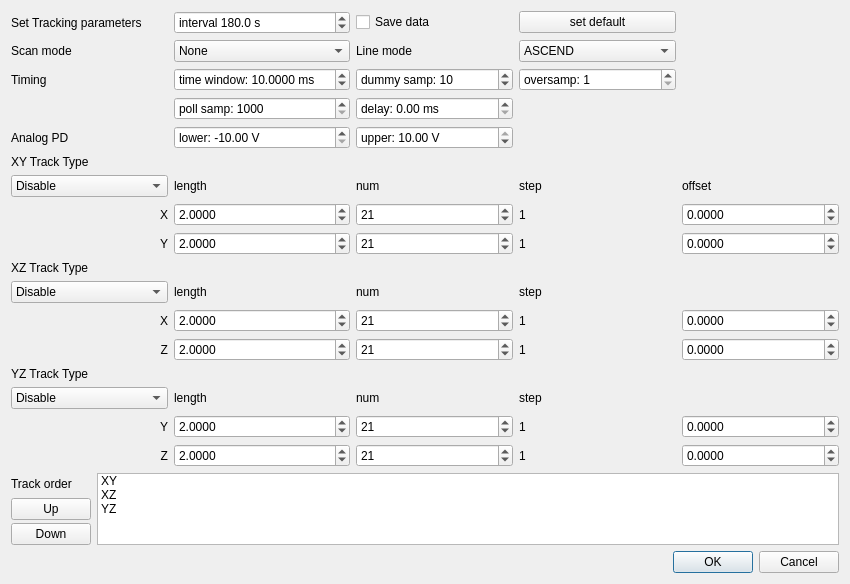
ToyotaCRDL/mahos, file mahos/gui/ui/trackDialog.ui: the form before one commit.
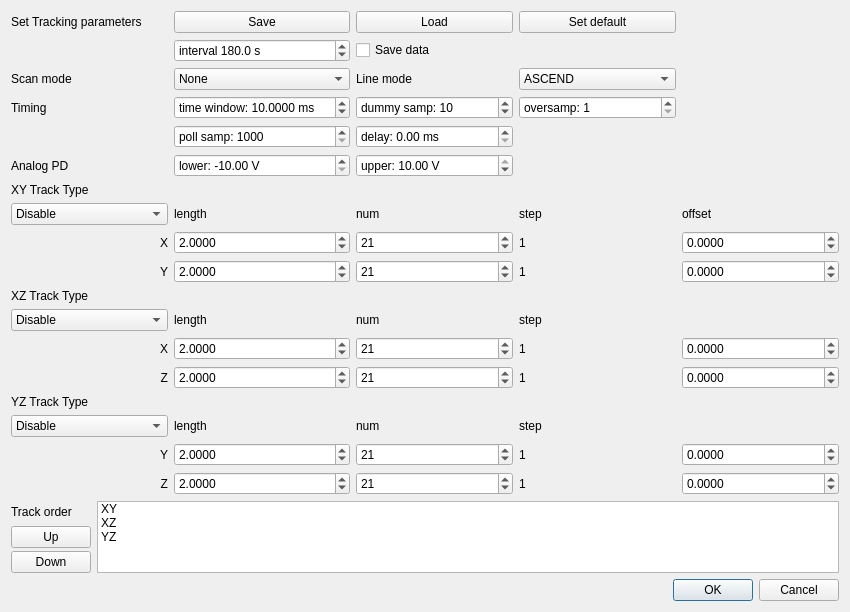
The form after the commit.

Commit message: gui.confocal: named save / load from trackDialog

What changed in the file:
```diff
--- a/mahos/gui/ui/trackDialog.ui
+++ b/mahos/gui/ui/trackDialog.ui
@@ -7,7 +7,7 @@
     <x>0</x>
     <y>0</y>
     <width>850</width>
-    <height>584</height>
+    <height>612</height>
    </rect>
   </property>
   <property name="windowTitle">
@@ -16,102 +16,94 @@
   <layout class="QVBoxLayout" name="verticalLayout">
    <item>
     <layout class="QGridLayout" name="gridLayout">
-     <item row="11" column="2">
-      <widget class="QSpinBox" name="xzxnumBox">
-       <property name="minimum">
-        <number>2</number>
-       </property>
-       <property name="maximum">
-        <number>9999</number>
-       </property>
-       <property name="value">
-        <number>21</number>
-       </property>
-      </widget>
-     </item>
-     <item row="0" column="1">
-      <widget class="QDoubleSpinBox" name="intervalBox">
-       <property name="prefix">
-        <string>interval </string>
-       </property>
-       <property name="suffix">
-        <string> s</string>
-       </property>
+     <item row="9" column="4">
+      <widget class="QDoubleSpinBox" name="xyyoffsetBox">
        <property name="decimals">
-        <number>1</number>
+        <number>4</number>
        </property>
        <property name="minimum">
-        <double>-1.000000000000000</double>
+        <double>-10.000000000000000</double>
        </property>
        <property name="maximum">
-        <double>10000.000000000000000</double>
+        <double>10.000000000000000</double>
        </property>
-       <property name="value">
-        <double>180.000000000000000</double>
-       </property>
-      </widget>
-     </item>
-     <item row="0" column="3">
-      <widget class="QPushButton" name="defaultButton">
-       <property name="text">
-        <string>set default</string>
-       </property>
-      </widget>
-     </item>
-     <item row="0" column="2">
-      <widget class="QCheckBox" name="saveBox">
-       <property name="text">
-        <string>Save data</string>
-       </property>
-      </widget>
-     </item>
-     <item row="14" column="2">
-      <widget class="QLabel" name="numLabel_3">
-       <property name="text">
-        <string>num</string>
-       </property>
-      </widget>
-     </item>
-     <item row="11" column="3">
-      <widget class="QLabel" name="xzxstepLabel">
-       <property name="text">
-        <string>1</string>
-       </property>
-      </widget>
-     </item>
-     <item row="14" column="3">
-      <widget class="QLabel" name="stepLabel_3">
-       <property name="text">
-        <string>step</string>
-       </property>
-      </widget>
-     </item>
-     <item row="6" column="3">
-      <widget class="QLabel" name="stepLabel">
-       <property name="text">
-        <string>step</string>
-       </property>
-      </widget>
-     </item>
-     <item row="10" column="2">
-      <widget class="QLabel" name="numLabel_2">
-       <property name="text">
-        <string>num</string>
+       <property name="singleStep">
+        <double>0.010000000000000</double>
        </property>
       </widget>
      </item>
      <item row="15" column="0">
-      <widget class="QLabel" name="label_6">
+      <widget class="QComboBox" name="yzmodeBox">
+       <item>
+        <property name="text">
+         <string>Disable</string>
+        </property>
+       </item>
+       <item>
+        <property name="text">
+         <string>Phase Only Correlation</string>
+        </property>
+       </item>
+       <item>
+        <property name="text">
+         <string>2D Gaussian</string>
+        </property>
+       </item>
+       <item>
+        <property name="text">
+         <string>1D Gaussian (Y)</string>
+        </property>
+       </item>
+       <item>
+        <property name="text">
+         <string>1D Gaussian (Z)</string>
+        </property>
+       </item>
+       <item>
+        <property name="text">
+         <string>Maximum pixel</string>
+        </property>
+       </item>
+       <item>
+        <property name="text">
+         <string>1D Maximum (Y)</string>
+        </property>
+       </item>
+       <item>
+        <property name="text">
+         <string>1D Maximum (Z)</string>
+        </property>
+       </item>
+      </widget>
+     </item>
+     <item row="5" column="2">
+      <widget class="QDoubleSpinBox" name="pd_ubBox">
+       <property name="prefix">
+        <string>upper: </string>
+       </property>
+       <property name="suffix">
+        <string> V</string>
+       </property>
+       <property name="minimum">
+        <double>-10.000000000000000</double>
+       </property>
+       <property name="maximum">
+        <double>10.000000000000000</double>
+       </property>
+       <property name="value">
+        <double>10.000000000000000</double>
+       </property>
+      </widget>
+     </item>
+     <item row="9" column="3">
+      <widget class="QLabel" name="xyystepLabel">
        <property name="text">
-        <string>Y</string>
-       </property>
-       <property name="alignment">
-        <set>Qt::AlignRight|Qt::AlignTrailing|Qt::AlignVCenter</set>
+        <string>1</string>
        </property>
       </widget>
      </item>
-     <item row="15" column="1">
-      <widget class="QDoubleSpinBox" name="yzylenBox">
+     <item row="12" column="1">
+      <widget class="QDoubleSpinBox" name="xzxlenBox">
        <property name="decimals">
         <number>4</number>
        </property>
@@ -123,63 +115,49 @@
        </property>
       </widget>
      </item>
-     <item row="5" column="0">
+     <item row="12" column="3">
+      <widget class="QLabel" name="xzxstepLabel">
+       <property name="text">
+        <string>1</string>
+       </property>
+      </widget>
+     </item>
+     <item row="6" column="0">
       <widget class="QLabel" name="label_3">
        <property name="text">
         <string>XY Track Type</string>
        </property>
       </widget>
      </item>
-     <item row="10" column="0">
-      <widget class="QComboBox" name="xzmodeBox">
-       <item>
-        <property name="text">
-         <string>Disable</string>
-        </property>
-       </item>
-       <item>
-        <property name="text">
-         <string>Phase Only Correlation</string>
-        </property>
-       </item>
-       <item>
-        <property name="text">
-         <string>2D Gaussian</string>
-        </property>
-       </item>
-       <item>
-        <property name="text">
-         <string>1D Gaussian (X)</string>
-        </property>
-       </item>
-       <item>
-        <property name="text">
-         <string>1D Gaussian (Z)</string>
-        </property>
-       </item>
-       <item>
-        <property name="text">
-         <string>Maximum pixel</string>
-        </property>
-       </item>
-       <item>
-        <property name="text">
-         <string>1D Maximum (X)</string>
-        </property>
-       </item>
-       <item>
-        <property name="text">
-         <string>1D Maximum (Z)</string>
-        </property>
-       </item>
-      </widget>
-     </item>
      <item row="11" column="1">
-      <widget class="QDoubleSpinBox" name="xzxlenBox">
+      <widget class="QLabel" name="lenLabel_2">
+       <property name="text">
+        <string>length</string>
+       </property>
+      </widget>
+     </item>
+     <item row="12" column="4">
+      <widget class="QDoubleSpinBox" name="xzxoffsetBox">
        <property name="decimals">
         <number>4</number>
        </property>
        <property name="minimum">
+        <double>-10.000000000000000</double>
+       </property>
+       <property name="maximum">
+        <double>10.000000000000000</double>
+       </property>
+       <property name="singleStep">
+        <double>0.010000000000000</double>
+       </property>
+      </widget>
+     </item>
+     <item row="9" column="1">
+      <widget class="QDoubleSpinBox" name="xyylenBox">
+       <property name="decimals">
+        <number>4</number>
+       </property>
+       <property name="minimum">
         <double>0.100000000000000</double>
        </property>
        <property name="value">
@@ -187,7 +165,71 @@
        </property>
       </widget>
      </item>
-     <item row="12" column="2">
+     <item row="16" column="1">
+      <widget class="QDoubleSpinBox" name="yzylenBox">
+       <property name="decimals">
+        <number>4</number>
+       </property>
+       <property name="minimum">
+        <double>0.100000000000000</double>
+       </property>
+       <property name="value">
+        <double>2.000000000000000</double>
+       </property>
+      </widget>
+     </item>
+     <item row="7" column="1">
+      <widget class="QLabel" name="lenLabel">
+       <property name="text">
+        <string>length</string>
+       </property>
+      </widget>
+     </item>
+     <item row="11" column="0">
+      <widget class="QComboBox" name="xzmodeBox">
+       <item>
+        <property name="text">
+         <string>Disable</string>
+        </property>
+       </item>
+       <item>
+        <property name="text">
+         <string>Phase Only Correlation</string>
+        </property>
+       </item>
+       <item>
+        <property name="text">
+         <string>2D Gaussian</string>
+        </property>
+       </item>
+       <item>
+        <property name="text">
+         <string>1D Gaussian (X)</string>
+        </property>
+       </item>
+       <item>
+        <property name="text">
+         <string>1D Gaussian (Z)</string>
+        </property>
+       </item>
+       <item>
+        <property name="text">
+         <string>Maximum pixel</string>
+        </property>
+       </item>
+       <item>
+        <property name="text">
+         <string>1D Maximum (X)</string>
+        </property>
+       </item>
+       <item>
+        <property name="text">
+         <string>1D Maximum (Z)</string>
+        </property>
+       </item>
+      </widget>
+     </item>
+     <item row="13" column="2">
       <widget class="QSpinBox" name="xzznumBox">
        <property name="minimum">
         <number>2</number>
@@ -200,8 +242,73 @@
        </property>
       </widget>
      </item>
+     <item row="9" column="0">
+      <widget class="QLabel" name="yLabel">
+       <property name="text">
+        <string>Y</string>
+       </property>
+       <property name="alignment">
+        <set>Qt::AlignRight|Qt::AlignTrailing|Qt::AlignVCenter</set>
+       </property>
+      </widget>
+     </item>
+     <item row="8" column="4">
+      <widget class="QDoubleSpinBox" name="xyxoffsetBox">
+       <property name="decimals">
+        <number>4</number>
+       </property>
+       <property name="minimum">
+        <double>-10.000000000000000</double>
+       </property>
+       <property name="maximum">
+        <double>10.000000000000000</double>
+       </property>
+       <property name="singleStep">
+        <double>0.010000000000000</double>
+       </property>
+      </widget>
+     </item>
+     <item row="2" column="0">
+      <widget class="QLabel" name="label_10">
+       <property name="text">
+        <string>Scan mode</string>
+       </property>
+      </widget>
+     </item>
+     <item row="5" column="1">
+      <widget class="QDoubleSpinBox" name="pd_lbBox">
+       <property name="prefix">
+        <string>lower: </string>
+       </property>
+       <property name="suffix">
+        <string> V</string>
+       </property>
+       <property name="minimum">
+        <double>-10.000000000000000</double>
+       </property>
+       <property name="maximum">
+        <double>10.000000000000000</double>
+       </property>
+       <property name="value">
+        <double>-10.000000000000000</double>
+       </property>
+      </widget>
+     </item>
+     <item row="13" column="1">
+      <widget class="QDoubleSpinBox" name="xzzlenBox">
+       <property name="decimals">
+        <number>4</number>
+       </property>
+       <property name="minimum">
+        <double>0.100000000000000</double>
+       </property>
+       <property name="value">
+        <double>2.000000000000000</double>
+       </property>
+      </widget>
+     </item>
      <item row="16" column="2">
-      <widget class="QSpinBox" name="yzznumBox">
+      <widget class="QSpinBox" name="yzynumBox">
        <property name="minimum">
         <number>2</number>
        </property>
@@ -213,165 +320,51 @@
        </property>
       </widget>
      </item>
-     <item row="7" column="1">
-      <widget class="QDoubleSpinBox" name="xyxlenBox">
+     <item row="16" column="4">
+      <widget class="QDoubleSpinBox" name="yzyoffsetBox">
        <property name="decimals">
         <number>4</number>
        </property>
        <property name="minimum">
-        <double>0.100000000000000</double>
-       </property>
-       <property name="value">
-        <double>2.000000000000000</double>
-       </property>
-      </widget>
-     </item>
-     <item row="14" column="1">
-      <widget class="QLabel" name="lenLabel_3">
-       <property name="text">
-        <string>length</string>
-       </property>
-      </widget>
-     </item>
-     <item row="2" column="3">
-      <widget class="QSpinBox" name="oversampleBox">
-       <property name="prefix">
-        <string>oversamp: </string>
-       </property>
-       <property name="minimum">
-        <number>1</number>
+        <double>-10.000000000000000</double>
        </property>
        <property name="maximum">
-        <number>100000</number>
+        <double>10.000000000000000</double>
        </property>
       </widget>
      </item>
-     <item row="13" column="0">
+     <item row="15" column="3">
+      <widget class="QLabel" name="stepLabel_3">
+       <property name="text">
+        <string>step</string>
+       </property>
+      </widget>
+     </item>
+     <item row="17" column="3">
+      <widget class="QLabel" name="yzzstepLabel">
+       <property name="text">
+        <string>1</string>
+       </property>
+      </widget>
+     </item>
+     <item row="12" column="0">
+      <widget class="QLabel" name="label">
+       <property name="text">
+        <string>X</string>
+       </property>
+       <property name="alignment">
+        <set>Qt::AlignRight|Qt::AlignTrailing|Qt::AlignVCenter</set>
+       </property>
+      </widget>
+     </item>
+     <item row="14" column="0">
       <widget class="QLabel" name="label_5">
        <property name="text">
         <string>YZ Track Type</string>
        </property>
       </widget>
      </item>
-     <item row="12" column="0">
-      <widget class="QLabel" name="label_2">
-       <property name="text">
-        <string>Z</string>
-       </property>
-       <property name="alignment">
-        <set>Qt::AlignRight|Qt::AlignTrailing|Qt::AlignVCenter</set>
-       </property>
-      </widget>
-     </item>
-     <item row="15" column="3">
-      <widget class="QLabel" name="yzystepLabel">
-       <property name="text">
-        <string>1</string>
-       </property>
-      </widget>
-     </item>
-     <item row="1" column="1">
-      <widget class="QComboBox" name="modeBox">
-       <item>
-        <property name="text">
-         <string>None</string>
-        </property>
-       </item>
-      </widget>
-     </item>
-     <item row="15" column="4">
-      <widget class="QDoubleSpinBox" name="yzyoffsetBox">
-       <property name="decimals">
-        <number>4</number>
-       </property>
-       <property name="minimum">
-        <double>-10.000000000000000</double>
-       </property>
-       <property name="maximum">
-        <double>10.000000000000000</double>
-       </property>
-       <property name="singleStep">
-        <double>0.010000000000000</double>
-       </property>
-      </widget>
-     </item>
-     <item row="2" column="2">
-      <widget class="QSpinBox" name="dummysampleBox">
-       <property name="prefix">
-        <string>dummy samp: </string>
-       </property>
-       <property name="minimum">
-        <number>1</number>
-       </property>
-       <property name="maximum">
-        <number>999</number>
-       </property>
-       <property name="value">
-        <number>10</number>
-       </property>
-      </widget>
-     </item>
-     <item row="1" column="3">
-      <widget class="QComboBox" name="linemodeBox">
-       <item>
-        <property name="text">
-         <string>ASCEND</string>
-        </property>
-       </item>
-       <item>
-        <property name="text">
-         <string>DESCEND</string>
-        </property>
-       </item>
-       <item>
-        <property name="text">
-         <string>ZIGZAG</string>
-        </property>
-       </item>
-      </widget>
-     </item>
-     <item row="7" column="3">
-      <widget class="QLabel" name="xyxstepLabel">
-       <property name="text">
-        <string>1</string>
-       </property>
-      </widget>
-     </item>
-     <item row="0" column="0">
-      <widget class="QLabel" name="label_8">
-       <property name="text">
-        <string>Set Tracking parameters</string>
-       </property>
-      </widget>
-     </item>
-     <item row="6" column="4">
-      <widget class="QLabel" name="label_12">
-       <property name="text">
-        <string>offset</string>
-       </property>
-      </widget>
-     </item>
-     <item row="15" column="2">
-      <widget class="QSpinBox" name="yzynumBox">
-       <property name="minimum">
-        <number>2</number>
-       </property>
-       <property name="maximum">
-        <number>9999</number>
-       </property>
-       <property name="value">
-        <number>21</number>
-       </property>
-      </widget>
-     </item>
-     <item row="9" column="0">
-      <widget class="QLabel" name="label_4">
-       <property name="text">
-        <string>XZ Track Type</string>
-       </property>
-      </widget>
-     </item>
-     <item row="7" column="2">
+     <item row="8" column="2">
       <widget class="QSpinBox" name="xyxnumBox">
        <property name="minimum">
         <number>2</number>
@@ -384,47 +377,101 @@
        </property>
       </widget>
      </item>
-     <item row="8" column="0">
-      <widget class="QLabel" name="yLabel">
-       <property name="text">
-        <string>Y</string>
+     <item row="17" column="4">
+      <widget class="QDoubleSpinBox" name="yzzoffsetBox">
+       <property name="decimals">
+        <number>4</number>
        </property>
-       <property name="alignment">
-        <set>Qt::AlignRight|Qt::AlignTrailing|Qt::AlignVCenter</set>
+       <property name="minimum">
+        <double>-10.000000000000000</double>
+       </property>
+       <property name="maximum">
+        <double>10.000000000000000</double>
+       </property>
+       <property name="singleStep">
+        <double>0.010000000000000</double>
        </property>
       </widget>
      </item>
      <item row="7" column="0">
-      <widget class="QLabel" name="xLabel">
+      <widget class="QComboBox" name="xymodeBox">
+       <item>
+        <property name="text">
+         <string>Disable</string>
+        </property>
+       </item>
+       <item>
+        <property name="text">
+         <string>Phase Only Correlation</string>
+        </property>
+       </item>
+       <item>
+        <property name="text">
+         <string>2D Gaussian</string>
+        </property>
+       </item>
+       <item>
+        <property name="text">
+         <string>1D Gaussian (X)</string>
+        </property>
+       </item>
+       <item>
+        <property name="text">
+         <string>1D Gaussian (Y)</string>
+        </property>
+       </item>
+       <item>
+        <property name="text">
+         <string>Maximum pixel</string>
+        </property>
+       </item>
+       <item>
+        <property name="text">
+         <string>1D Maximum (X)</string>
+        </property>
+       </item>
+       <item>
+        <property name="text">
+         <string>1D Maximum (Y)</string>
+        </property>
+       </item>
+      </widget>
+     </item>
+     <item row="13" column="0">
+      <widget class="QLabel" name="label_2">
        <property name="text">
-        <string>X</string>
+        <string>Z</string>
        </property>
        <property name="alignment">
         <set>Qt::AlignRight|Qt::AlignTrailing|Qt::AlignVCenter</set>
        </property>
       </widget>
      </item>
-     <item row="2" column="0">
-      <widget class="QLabel" name="label_9">
+     <item row="11" column="3">
+      <widget class="QLabel" name="stepLabel_2">
        <property name="text">
-        <string>Timing</string>
+        <string>step</string>
        </property>
       </widget>
      </item>
-     <item row="16" column="1">
-      <widget class="QDoubleSpinBox" name="yzzlenBox">
-       <property name="decimals">
-        <number>4</number>
+     <item row="16" column="0">
+      <widget class="QLabel" name="label_6">
+       <property name="text">
+        <string>Y</string>
        </property>
-       <property name="minimum">
-        <double>0.100000000000000</double>
+       <property name="alignment">
+        <set>Qt::AlignRight|Qt::AlignTrailing|Qt::AlignVCenter</set>
        </property>
-       <property name="value">
-        <double>2.000000000000000</double>
+      </widget>
+     </item>
+     <item row="15" column="2">
+      <widget class="QLabel" name="numLabel_3">
+       <property name="text">
+        <string>num</string>
        </property>
       </widget>
      </item>
-     <item row="2" column="1">
+     <item row="3" column="1">
       <widget class="QDoubleSpinBox" name="timeBox">
        <property name="prefix">
         <string>time window: </string>
@@ -446,66 +493,41 @@
        </property>
       </widget>
      </item>
-     <item row="12" column="1">
-      <widget class="QDoubleSpinBox" name="xzzlenBox">
-       <property name="decimals">
-        <number>4</number>
-       </property>
-       <property name="minimum">
-        <double>0.100000000000000</double>
-       </property>
-       <property name="value">
-        <double>2.000000000000000</double>
-       </property>
-      </widget>
-     </item>
-     <item row="7" column="4">
-      <widget class="QDoubleSpinBox" name="xyxoffsetBox">
-       <property name="decimals">
-        <number>4</number>
-       </property>
-       <property name="minimum">
-        <double>-10.000000000000000</double>
-       </property>
-       <property name="maximum">
-        <double>10.000000000000000</double>
-       </property>
-       <property name="singleStep">
-        <double>0.010000000000000</double>
-       </property>
-      </widget>
-     </item>
-     <item row="12" column="3">
-      <widget class="QLabel" name="xzzstepLabel">
-       <property name="text">
-        <string>1</string>
-       </property>
-      </widget>
-     </item>
-     <item row="12" column="4">
-      <widget class="QDoubleSpinBox" name="xzzoffsetBox">
-       <property name="decimals">
-        <number>4</number>
-       </property>
-       <property name="minimum">
-        <double>-10.000000000000000</double>
-       </property>
-       <property name="maximum">
-        <double>10.000000000000000</double>
-       </property>
-       <property name="singleStep">
-        <double>0.010000000000000</double>
-       </property>
-      </widget>
-     </item>
-     <item row="6" column="2">
+     <item row="7" column="2">
       <widget class="QLabel" name="numLabel">
        <property name="text">
         <string>num</string>
        </property>
       </widget>
      </item>
-     <item row="3" column="1">
+     <item row="12" column="2">
+      <widget class="QSpinBox" name="xzxnumBox">
+       <property name="minimum">
+        <number>2</number>
+       </property>
+       <property name="maximum">
+        <number>9999</number>
+       </property>
+       <property name="value">
+        <number>21</number>
+       </property>
+      </widget>
+     </item>
+     <item row="13" column="3">
+      <widget class="QLabel" name="xzzstepLabel">
+       <property name="text">
+        <string>1</string>
+       </property>
+      </widget>
+     </item>
+     <item row="1" column="2">
+      <widget class="QCheckBox" name="saveBox">
+       <property name="text">
+        <string>Save data</string>
+       </property>
+      </widget>
+     </item>
+     <item row="4" column="1">
       <widget class="QSpinBox" name="pollsampleBox">
        <property name="suffix">
         <string/>
@@ -524,182 +546,109 @@
        </property>
       </widget>
      </item>
-     <item row="10" column="1">
-      <widget class="QLabel" name="lenLabel_2">
-       <property name="text">
-        <string>length</string>
-       </property>
+     <item row="2" column="3">
+      <widget class="QComboBox" name="linemodeBox">
+       <item>
+        <property name="text">
+         <string>ASCEND</string>
+        </property>
+       </item>
+       <item>
+        <property name="text">
+         <string>DESCEND</string>
+        </property>
+       </item>
+       <item>
+        <property name="text">
+         <string>ZIGZAG</string>
+        </property>
+       </item>
       </widget>
      </item>
-     <item row="1" column="2">
-      <widget class="QLabel" name="label_11">
-       <property name="text">
-        <string>Line mode</string>
+     <item row="1" column="1">
+      <widget class="QDoubleSpinBox" name="intervalBox">
+       <property name="prefix">
+        <string>interval </string>
        </property>
-      </widget>
-     </item>
-     <item row="11" column="4">
-      <widget class="QDoubleSpinBox" name="xzxoffsetBox">
+       <property name="suffix">
+        <string> s</string>
+       </property>
        <property name="decimals">
-        <number>4</number>
+        <number>1</number>
        </property>
        <property name="minimum">
-        <double>-10.000000000000000</double>
+        <double>-1.000000000000000</double>
        </property>
        <property name="maximum">
-        <double>10.000000000000000</double>
+        <double>10000.000000000000000</double>
        </property>
-       <property name="singleStep">
-        <double>0.010000000000000</double>
+       <property name="value">
+        <double>180.000000000000000</double>
+       </property>
+      </widget>
+     </item>
+     <item row="3" column="0">
+      <widget class="QLabel" name="label_9">
+       <property name="text">
+        <string>Timing</string>
+       </property>
+      </widget>
+     </item>
+     <item row="3" column="3">
+      <widget class="QSpinBox" name="oversampleBox">
+       <property name="prefix">
+        <string>oversamp: </string>
+       </property>
+       <property name="minimum">
+        <number>1</number>
+       </property>
+       <property name="maximum">
+        <number>100000</number>
+       </property>
+      </widget>
+     </item>
+     <item row="11" column="2">
+      <widget class="QLabel" name="numLabel_2">
+       <property name="text">
+        <string>num</string>
+       </property>
+      </widget>
+     </item>
+     <item row="7" column="4">
+      <widget class="QLabel" name="label_12">
+       <property name="text">
+        <string>offset</string>
+       </property>
+      </widget>
+     </item>
+     <item row="17" column="2">
+      <widget class="QSpinBox" name="yzznumBox">
+       <property name="minimum">
+        <number>2</number>
+       </property>
+       <property name="maximum">
+        <number>9999</number>
+       </property>
+       <property name="value">
+        <number>21</number>
        </property>
       </widget>
      </item>
      <item row="8" column="3">
-      <widget class="QLabel" name="xyystepLabel">
+      <widget class="QLabel" name="xyxstepLabel">
        <property name="text">
         <string>1</string>
        </property>
       </widget>
      </item>
-     <item row="14" column="0">
-      <widget class="QComboBox" name="yzmodeBox">
-       <item>
-        <property name="text">
-         <string>Disable</string>
-        </property>
-       </item>
-       <item>
-        <property name="text">
-         <string>Phase Only Correlation</string>
-        </property>
-       </item>
-       <item>
-        <property name="text">
-         <string>2D Gaussian</string>
-        </property>
-       </item>
-       <item>
-        <property name="text">
-         <string>1D Gaussian (Y)</string>
-        </property>
-       </item>
-       <item>
-        <property name="text">
-         <string>1D Gaussian (Z)</string>
-        </property>
-       </item>
-       <item>
-        <property name="text">
-         <string>Maximum pixel</string>
-        </property>
-       </item>
-       <item>
-        <property name="text">
-         <string>1D Maximum (Y)</string>
-        </property>
-       </item>
-       <item>
-        <property name="text">
-         <string>1D Maximum (Z)</string>
-        </property>
-       </item>
-      </widget>
-     </item>
-     <item row="6" column="0">
-      <widget class="QComboBox" name="xymodeBox">
-       <item>
-        <property name="text">
-         <string>Disable</string>
-        </property>
-       </item>
-       <item>
-        <property name="text">
-         <string>Phase Only Correlation</string>
-        </property>
-       </item>
-       <item>
-        <property name="text">
-         <string>2D Gaussian</string>
-        </property>
-       </item>
-       <item>
-        <property name="text">
-         <string>1D Gaussian (X)</string>
-        </property>
-       </item>
-       <item>
-        <property name="text">
-         <string>1D Gaussian (Y)</string>
-        </property>
-       </item>
-       <item>
-        <property name="text">
-         <string>Maximum pixel</string>
-        </property>
-       </item>
-       <item>
-        <property name="text">
-         <string>1D Maximum (X)</string>
-        </property>
-       </item>
-       <item>
-        <property name="text">
-         <string>1D Maximum (Y)</string>
-        </property>
-       </item>
-      </widget>
-     </item>
-     <item row="1" column="0">
-      <widget class="QLabel" name="label_10">
+     <item row="10" column="0">
+      <widget class="QLabel" name="label_4">
        <property name="text">
-        <string>Scan mode</string>
+        <string>XZ Track Type</string>
        </property>
       </widget>
      </item>
-     <item row="16" column="3">
-      <widget class="QLabel" name="yzzstepLabel">
-       <property name="text">
-        <string>1</string>
-       </property>
-      </widget>
-     </item>
-     <item row="6" column="1">
-      <widget class="QLabel" name="lenLabel">
-       <property name="text">
-        <string>length</string>
-       </property>
-      </widget>
-     </item>
-     <item row="8" column="4">
-      <widget class="QDoubleSpinBox" name="xyyoffsetBox">
-       <property name="decimals">
-        <number>4</number>
-       </property>
-       <property name="minimum">
-        <double>-10.000000000000000</double>
-       </property>
-       <property name="maximum">
-        <double>10.000000000000000</double>
-       </property>
-       <property name="singleStep">
-        <double>0.010000000000000</double>
-       </property>
-      </widget>
-     </item>
-     <item row="8" column="2">
-      <widget class="QSpinBox" name="xyynumBox">
-       <property name="minimum">
-        <number>2</number>
-       </property>
-       <property name="maximum">
-        <number>9999</number>
-       </property>
-       <property name="value">
-        <number>21</number>
-       </property>
-      </widget>
-     </item>
-     <item row="16" column="0">
+     <item row="17" column="0">
       <widget class="QLabel" name="label_7">
        <property name="text">
         <string>Z</string>
@@ -709,22 +658,45 @@
        </property>
       </widget>
      </item>
-     <item row="10" column="3">
-      <widget class="QLabel" name="stepLabel_2">
-       <property name="text">
-        <string>step</string>
-       </property>
-      </widget>
-     </item>
-     <item row="4" column="0">
+     <item row="5" column="0">
       <widget class="QLabel" name="label_14">
        <property name="text">
         <string>Analog PD</string>
        </property>
       </widget>
      </item>
+     <item row="17" column="1">
+      <widget class="QDoubleSpinBox" name="yzzlenBox">
+       <property name="decimals">
+        <number>4</number>
+       </property>
+       <property name="minimum">
+        <double>0.100000000000000</double>
+       </property>
+       <property name="value">
+        <double>2.000000000000000</double>
+       </property>
+      </widget>
+     </item>
+     <item row="8" column="0">
+      <widget class="QLabel" name="xLabel">
+       <property name="text">
+        <string>X</string>
+       </property>
+       <property name="alignment">
+        <set>Qt::AlignRight|Qt::AlignTrailing|Qt::AlignVCenter</set>
+       </property>
+      </widget>
+     </item>
+     <item row="15" column="1">
+      <widget class="QLabel" name="lenLabel_3">
+       <property name="text">
+        <string>length</string>
+       </property>
+      </widget>
+     </item>
      <item row="8" column="1">
-      <widget class="QDoubleSpinBox" name="xyylenBox">
+      <widget class="QDoubleSpinBox" name="xyxlenBox">
        <property name="decimals">
         <number>4</number>
        </property>
@@ -736,33 +708,16 @@
        </property>
       </widget>
      </item>
-     <item row="16" column="4">
-      <widget class="QDoubleSpinBox" name="yzzoffsetBox">
-       <property name="decimals">
-        <number>4</number>
-       </property>
-       <property name="minimum">
-        <double>-10.000000000000000</double>
-       </property>
-       <property name="maximum">
-        <double>10.000000000000000</double>
-       </property>
-       <property name="singleStep">
-        <double>0.010000000000000</double>
-       </property>
+     <item row="2" column="1">
+      <widget class="QComboBox" name="modeBox">
+       <item>
+        <property name="text">
+         <string>None</string>
+        </property>
+       </item>
       </widget>
      </item>
-     <item row="11" column="0">
-      <widget class="QLabel" name="label">
-       <property name="text">
-        <string>X</string>
-       </property>
-       <property name="alignment">
-        <set>Qt::AlignRight|Qt::AlignTrailing|Qt::AlignVCenter</set>
-       </property>
-      </widget>
-     </item>
-     <item row="3" column="2">
+     <item row="4" column="2">
       <widget class="QDoubleSpinBox" name="delayBox">
        <property name="prefix">
         <string>delay: </string>
@@ -772,41 +727,97 @@
        </property>
       </widget>
      </item>
-     <item row="4" column="1">
-      <widget class="QDoubleSpinBox" name="pd_lbBox">
-       <property name="prefix">
-        <string>lower: </string>
-       </property>
-       <property name="suffix">
-        <string> V</string>
-       </property>
+     <item row="9" column="2">
+      <widget class="QSpinBox" name="xyynumBox">
        <property name="minimum">
-        <double>-10.000000000000000</double>
+        <number>2</number>
        </property>
        <property name="maximum">
-        <double>10.000000000000000</double>
+        <number>9999</number>
        </property>
        <property name="value">
-        <double>-10.000000000000000</double>
+        <number>21</number>
        </property>
       </widget>
      </item>
-     <item row="4" column="2">
-      <widget class="QDoubleSpinBox" name="pd_ubBox">
+     <item row="16" column="3">
+      <widget class="QLabel" name="yzystepLabel">
+       <property name="text">
+        <string>1</string>
+       </property>
+      </widget>
+     </item>
+     <item row="7" column="3">
+      <widget class="QLabel" name="stepLabel">
+       <property name="text">
+        <string>step</string>
+       </property>
+      </widget>
+     </item>
+     <item row="3" column="2">
+      <widget class="QSpinBox" name="dummysampleBox">
        <property name="prefix">
-        <string>upper: </string>
+        <string>dummy samp: </string>
        </property>
-       <property name="suffix">
-        <string> V</string>
+       <property name="minimum">
+        <number>1</number>
        </property>
+       <property name="maximum">
+        <number>999</number>
+       </property>
+       <property name="value">
+        <number>10</number>
+       </property>
+      </widget>
+     </item>
+     <item row="13" column="4">
+      <widget class="QDoubleSpinBox" name="xzzoffsetBox">
+       <property name="decimals">
+        <number>4</number>
+       </property>
        <property name="minimum">
         <double>-10.000000000000000</double>
        </property>
        <property name="maximum">
         <double>10.000000000000000</double>
        </property>
-       <property name="value">
-        <double>10.000000000000000</double>
+       <property name="singleStep">
+        <double>0.010000000000000</double>
+       </property>
+      </widget>
+     </item>
+     <item row="2" column="2">
+      <widget class="QLabel" name="label_11">
+       <property name="text">
+        <string>Line mode</string>
+       </property>
+      </widget>
+     </item>
+     <item row="0" column="1">
+      <widget class="QPushButton" name="saveButton">
+       <property name="text">
+        <string>Save</string>
+       </property>
+      </widget>
+     </item>
+     <item row="0" column="2">
+      <widget class="QPushButton" name="loadButton">
+       <property name="text">
+        <string>Load</string>
+       </property>
+      </widget>
+     </item>
+     <item row="0" column="0">
+      <widget class="QLabel" name="label_8">
+       <property name="text">
+        <string>Set Tracking parameters</string>
+       </property>
+      </widget>
+     </item>
+     <item row="0" column="3">
+      <widget class="QPushButton" name="defaultButton">
+       <property name="text">
+        <string>Set default</string>
        </property>
       </widget>
      </item>
```
Left out of the diff: 7 changed lines with no effect on the pictures. The commit also changes 2 other files.
